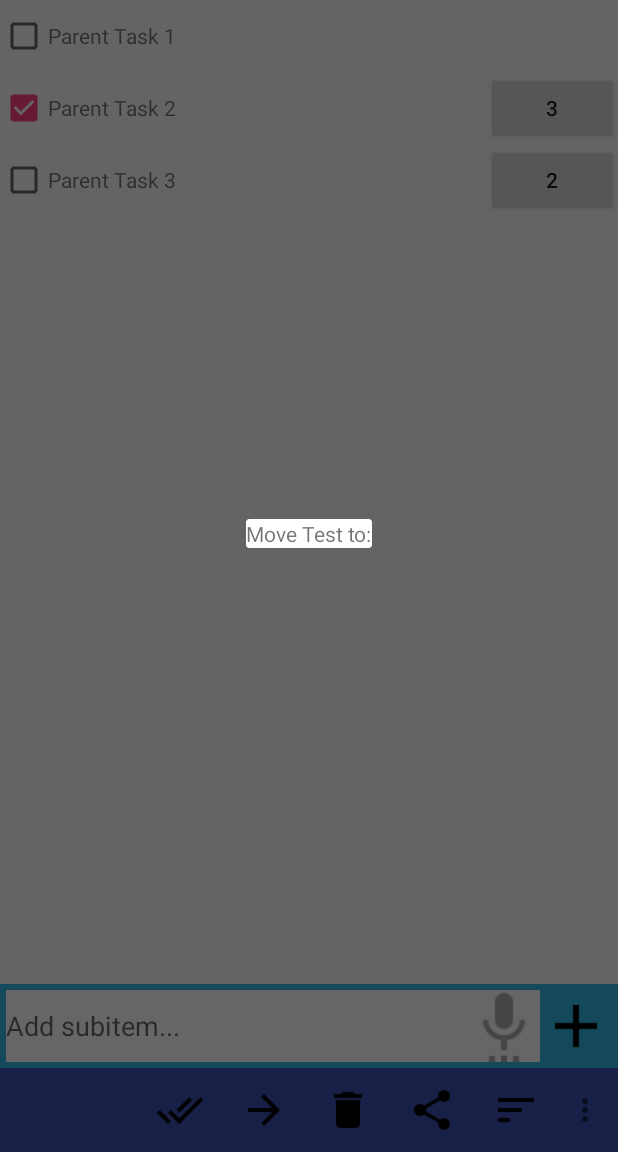
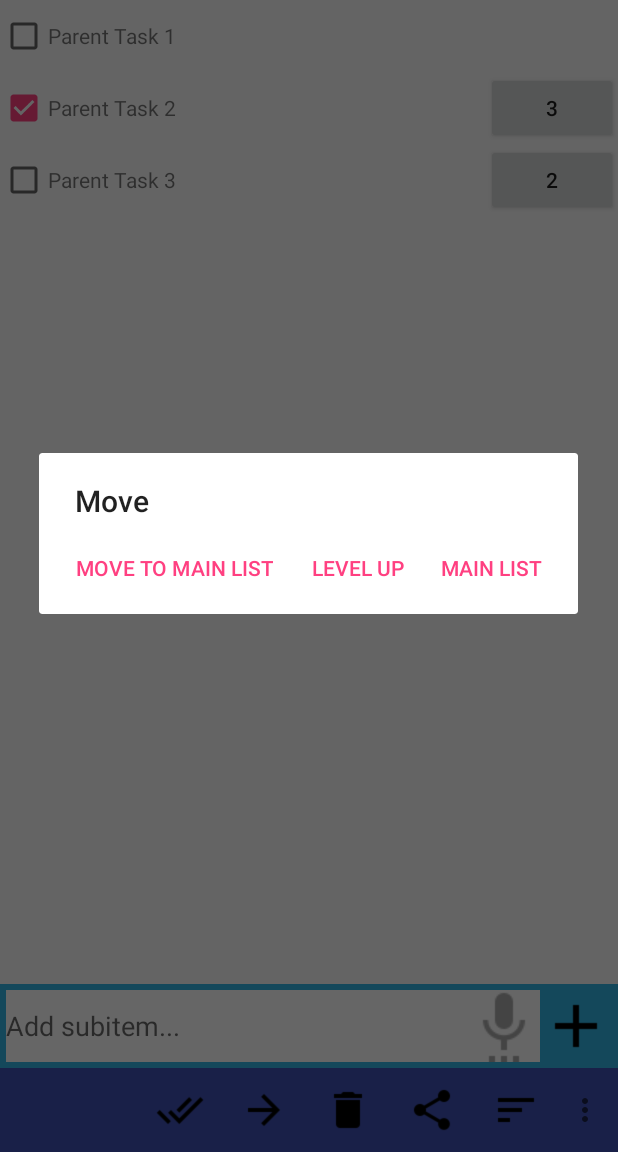
Before and after one commit to aneeshkarayil/SimpleToDo, an Android app: the screen it shows after launch (MainActivity), after a tap on "Move", on a phone screen of 412 x 824 dp, the part 84-1236 px from its top. Run offline under Robolectric (Android 15) with nearby library versions, the phone set to English and light mode, and no system bars; libraries missing offline, so code that uses them is left out: com.afollestad.materialdialogs.

Commit message:
Move fragment initial checkin

```diff
--- a/app/src/main/java/com/example/aneesh/simpletodo/fragment/MoveFragment.java
+++ b/app/src/main/java/com/example/aneesh/simpletodo/fragment/MoveFragment.java
@@ -1,8 +1,11 @@
 package com.example.aneesh.simpletodo.fragment;
 
+import android.app.Dialog;
+import android.content.DialogInterface;
 import android.os.Bundle;
 import android.support.annotation.Nullable;
 import android.support.v4.app.DialogFragment;
+import android.support.v7.app.AlertDialog;
 import android.view.LayoutInflater;
 import android.view.View;
 import android.view.ViewGroup;
@@ -31,21 +34,45 @@ public class MoveFragment extends DialogFragment {
         return frag;
     }
 
-    @Override
-    public View onCreateView(LayoutInflater inflater, ViewGroup container,
-                             Bundle savedInstanceState) {
-        return inflater.inflate(R.layout.move_fragment, container);
-    }
+//    @Override
+//    public View onCreateView(LayoutInflater inflater, ViewGroup container,
+//                             Bundle savedInstanceState) {
+//        return inflater.inflate(R.layout.move_fragment, container);
+//    }
+//
+//    @Override
+//    public void onViewCreated(View view, @Nullable Bundle savedInstanceState) {
+//        super.onViewCreated(view, savedInstanceState);
+//
+//        // Fetch arguments from bundle and set title
+//        String title = getArguments().getString("title", "Enter Name");
+//        getDialog().setTitle(title);
+//
+//
+//    }
 
     @Override
-    public void onViewCreated(View view, @Nullable Bundle savedInstanceState) {
-        super.onViewCreated(view, savedInstanceState);
-
-        // Fetch arguments from bundle and set title
-        String title = getArguments().getString("title", "Enter Name");
-        getDialog().setTitle(title);
-
-
+    public Dialog onCreateDialog(Bundle savedInstanceState) {
+        // Use the Builder class for convenient dialog construction
+        AlertDialog.Builder builder = new AlertDialog.Builder(getActivity());
+        builder.setTitle(R.string.move)
+                .setPositiveButton(R.string.main_list, new DialogInterface.OnClickListener() {
+                    public void onClick(DialogInterface dialog, int id) {
+                        // FIRE ZE MISSILES!
+                    }
+                })
+                .setNeutralButton(R.string.move_to_main_list, new DialogInterface.OnClickListener() {
+                    public void onClick(DialogInterface dialog, int id) {
+                        // FIRE ZE MISSILES!
+                    }
+                })
+                .setNegativeButton(R.string.level_up, new DialogInterface.OnClickListener() {
+                    public void onClick(DialogInterface dialog, int id) {
+                        // User cancelled the dialog
+                    }
+                });
+        // Create the AlertDialog object and return it
+        return builder.create();
     }
 
 }
--- a/app/src/main/res/values/strings.xml
+++ b/app/src/main/res/values/strings.xml
@@ -9,4 +9,8 @@
     <string name="settings_theme">Theme</string>
     <string name="default_theme">Default</string>
     <string name="move_test_to">Move Test to:</string>
+    <string name="move">Move</string>
+    <string name="main_list">Main List</string>
+    <string name="level_up">Level Up</string>
+    <string name="move_to_main_list">MOVE TO MAIN LIST</string>
 </resources>
```
